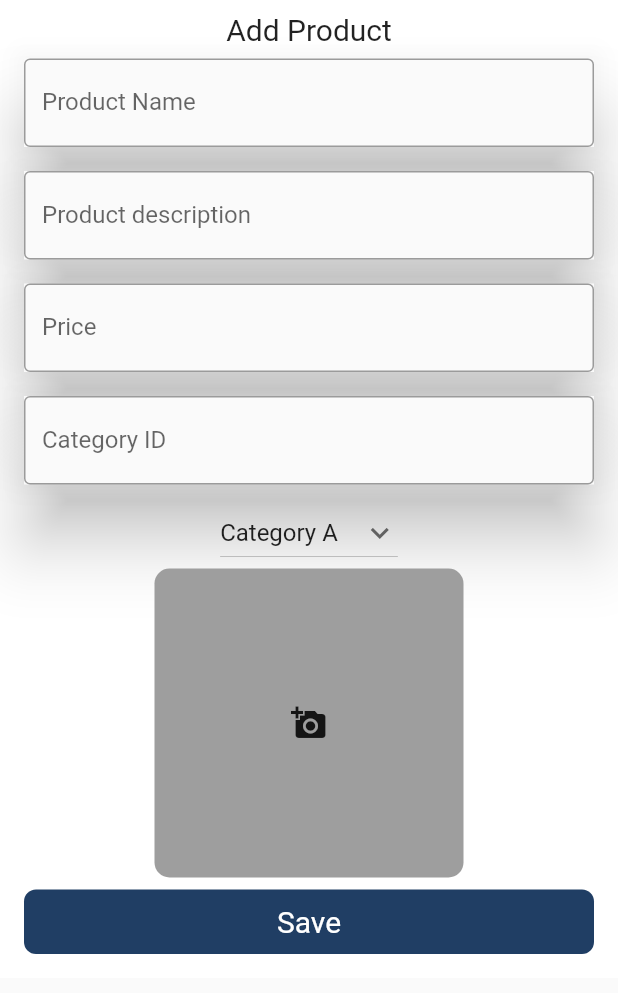
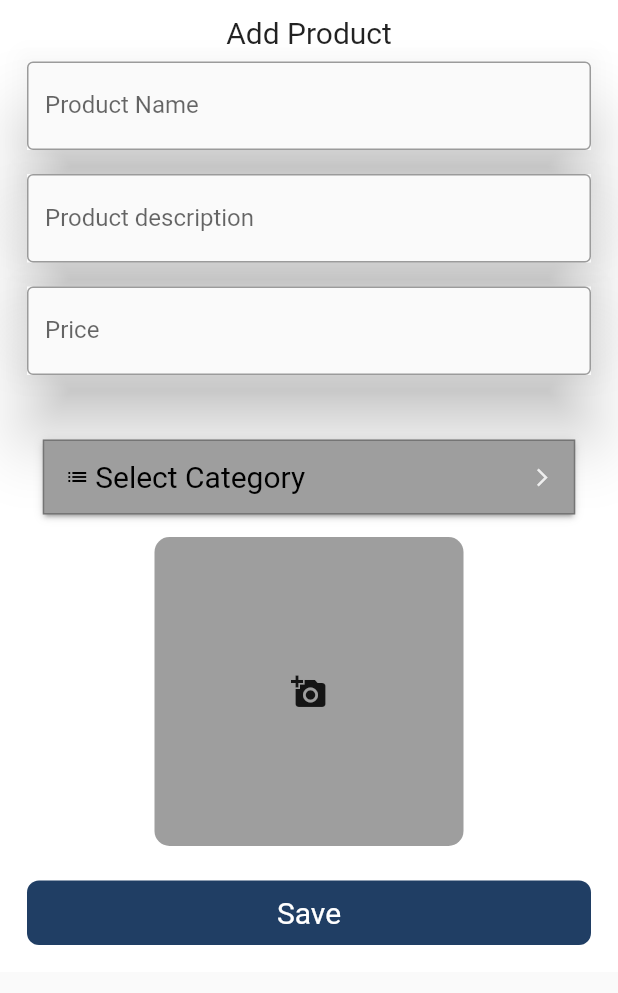
Before and after one commit to anishaGurung2022/Wheels_On_Service_Admin_, a Flutter app: the AddEditProductForm screen opened directly, on a phone screen of 412 x 824 dp. Shown: the top 993 px of the screen. Run offline on Flutter 3.47's test engine with Material 2 defaults, Android fonts, the light colour scheme and no system bars; drawn by our look-alikes of dropdown_button2; our stand-ins replace get, image_picker, shared_preferences; accounts and stored records are empty; network calls fail.

Commit message:
add model and fix category/product

```diff
--- a/lib/controller/category_controller.dart
+++ b/lib/controller/category_controller.dart
@@ -1,4 +1,5 @@
 import 'dart:convert';
+import 'package:admin_/model/category_model.dart';
 import 'package:admin_/utils/api.dart';
 import 'package:admin_/utils/constants.dart';
 import 'package:admin_/utils/shared_prefs.dart';
@@ -6,13 +7,19 @@ import 'package:get/get.dart';
 import 'package:http/http.dart' as http;
 
 class CategoryController extends GetxController {
+  var loading = false.obs;
+  var selectedCategory =
+      Category(id: "", name: "", description: "", image: "").obs;
+
+  //getting the category details by creating model
+  var categories = <Category>[].obs;
+
   @override
   void onInit() {
     super.onInit();
-    var categories = get();
+    get();
   }
 
-  var loading = false.obs;
   final AuthService authService = AuthService();
 
   //GET categories from database
@@ -22,6 +29,12 @@ class CategoryController extends GetxController {
     if (response.statusCode == 200) {
       var jsonResponse = jsonDecode(response.body) as Map<String, dynamic>;
       if (jsonResponse["success"]) {
+        var responseData = jsonResponse['data'];
+        for (var i = 0; i < responseData.length; i++) {
+          categories.add(Category.fromJson(responseData[i]));
+        }
+        selectedCategory.value = categories.value[0];
+        print(categories);
         Get.back();
         showMessage(title: "Success", message: jsonResponse["message"]);
       } else {
--- a/lib/utils/api.dart
+++ b/lib/utils/api.dart
@@ -1,4 +1,4 @@
-const baseUrl = "http://192.168.1.4/Wheels_On_Service_api";
+const baseUrl = "http://192.168.1.9/Wheels_On_Service_api";
 
 const LOGIN_API = "$baseUrl/login.php";
 const LOGOUT_API = "$baseUrl/logout.php";
--- a/lib/views/components/my_button.dart
+++ b/lib/views/components/my_button.dart
@@ -4,8 +4,13 @@ import 'package:flutter/material.dart';
 class MyButton extends StatelessWidget {
   final onTap;
   final String buttonName;
-  const MyButton({Key? key, this.onTap, required this.buttonName})
-      : super(key: key);
+  final bool isLoading;
+  const MyButton({
+    Key? key,
+    this.onTap,
+    required this.buttonName,
+    this.isLoading = false,
+  }) : super(key: key);
 
   @override
   Widget build(BuildContext context) {
--- a/lib/views/pages/forms/add_edit_product_form.dart
+++ b/lib/views/pages/forms/add_edit_product_form.dart
@@ -1,13 +1,16 @@
+import 'dart:convert';
 import 'dart:io';
 import 'package:admin_/controller/category_controller.dart';
 import 'package:admin_/controller/product_controller.dart';
+import 'package:admin_/model/category_model.dart';
 import 'package:admin_/utils/constants.dart';
 import 'package:admin_/views/components/my_button.dart';
 import 'package:admin_/views/components/my_field.dart';
+import 'package:dropdown_button2/dropdown_button2.dart';
 import 'package:flutter/material.dart';
 import 'package:get/get.dart';
-import 'package:http/http.dart';
 import 'package:image_picker/image_picker.dart';
+import 'package:get/get_rx/src/rx_types/rx_types.dart';
 
 class AddEditProductForm extends StatefulWidget {
   final String title;
@@ -29,29 +32,18 @@ class _AddEditProductFormState extends State<AddEditProductForm> {
   final TextEditingController categoryIdController = TextEditingController();
   final ProductController productController = Get.put(ProductController());
   final CategoryController categoryController = Get.find<CategoryController>();
-
-  String dropdownvalue = "Category A";
-
-  // List of items in our dropdown menu
-  var items = [
-    "Category A",
-    "Bike Services",
-    "Bike Services",
-    "Bike Services",
-    "kdmksd",
-    "kdmksd",
-    "mk"
-  ];
+  String? selectedValue;
 
   @override
   Widget build(BuildContext context) {
-    return Scaffold(
+    return SafeArea(
+      child: Scaffold(
         body: SingleChildScrollView(
           child: Container(
             // height: 300,
             color: backgroundColor,
             child: Padding(
-            padding: const EdgeInsets.all(8.0),
+              padding: const EdgeInsets.all(10.0),
               child: Form(
                 key: _formKey,
                 child: Column(
@@ -72,35 +64,94 @@ class _AddEditProductFormState extends State<AddEditProductForm> {
                           labelText: "Price",
                           controller: priceController,
                         ),
-                      MyField(
-                        labelText: "Category ID",
-                        controller: categoryIdController,
+                        const SizedBox(height: 20),
+                        const SizedBox(height: 15),
+                        Obx(() => DropdownButtonHideUnderline(
+                                child: DropdownButton2(
+                              isExpanded: true,
+                              hint: Row(
+                                children: const [
+                                  Icon(
+                                    Icons.list,
+                                    size: 16,
+                                    color: Colors.black,
                                   ),
-                      DropdownButton(
-                        // Initial Value
-                        value: dropdownvalue,
-
-                        // Down Arrow Icon
-                        icon: const Icon(Icons.keyboard_arrow_down),
-
-                        // Array list of items
-                        items: items.map((String items) {
-                          return DropdownMenuItem(
-                            value: items,
-                            child: Text(items),
-                          );
-                        }).toList(),
-                        // After selecting the desired option,it will
-                        // change button value to selected value
-                        onChanged: (String? newValue) {
-                          setState(() {
-                            dropdownvalue = newValue!;
-                          });
-                        },
+                                  SizedBox(
+                                    width: 4,
+                                  ),
+                                  Expanded(
+                                    child: Text(
+                                      'Select Category',
+                                      style: TextStyle(
+                                        fontSize: 20,
+                                        color: Colors.black,
+                                      ),
+                                      overflow: TextOverflow.ellipsis,
+                                    ),
                                   ),
                                 ],
                               ),
+                              //selected value
+                              value: categoryController.selectedCategory.value,
+                              //fetching data from Category Controller
+                              items: categoryController.categories.value
+                                  .map((item) => DropdownMenuItem<Category>(
+                                        value: item,
+                                        child: Text(
+                                          item.name,
+                                          style: const TextStyle(
+                                            fontSize: 14,
+                                            fontWeight: FontWeight.bold,
+                                            color: Colors.black,
+                                          ),
+                                          overflow: TextOverflow.ellipsis,
+                                        ),
+                                      ))
+                                  .toList(),
+                              onChanged: (value) {
+                                categoryController.selectedCategory.value =
+                                    value as Category;
+                              },
+                              icon: const Icon(
+                                Icons.arrow_forward_ios_outlined,
+                              ),
+                              iconSize: 14,
+                              iconEnabledColor: Colors.black,
+                              iconDisabledColor: Colors.grey[200],
+                              buttonHeight: 50,
+                              buttonWidth: 355,
+                              buttonPadding:
+                                  const EdgeInsets.only(left: 14, right: 14),
+                              buttonDecoration: BoxDecoration(
+                                //borderRadius: BorderRadius.circular(14),
+                                border: Border.all(
+                                  color: Colors.black26,
+                                ),
+                                color: Colors.grey,
+                              ),
+                              buttonElevation: 2,
+                              itemHeight: 40,
+                              itemPadding:
+                                  const EdgeInsets.only(left: 14, right: 14),
+                              dropdownMaxHeight: 200,
+                              dropdownWidth: 200,
+                              dropdownPadding: null,
+                              dropdownDecoration: BoxDecoration(
+                                borderRadius: BorderRadius.circular(14),
+                                color: Colors.grey[200],
+                              ),
+                              dropdownElevation: 8,
+                              scrollbarRadius: const Radius.circular(40),
+                              scrollbarThickness: 6,
+                              scrollbarAlwaysShow: true,
+                              offset: const Offset(-20, 0),
+                            ))),
+                        const SizedBox(height: 15),
+                      ],
+                    ),
+                    // to make container clickable use INKWELL
                     InkWell(
+                        //port where image selected
                         onTap: () async {
                           pickedFile = await _picker.getImage(
                             source: ImageSource.gallery,
@@ -135,14 +186,18 @@ class _AddEditProductFormState extends State<AddEditProductForm> {
                                 ),
                                 child: const Icon(Icons.add_a_photo),
                               )),
+                    const SizedBox(height: 15),
                     MyButton(
                         onTap: () {
+                          var selectedCategory =
+                              categoryController.selectedCategory.toJson();
+
                           if (_formKey.currentState!.validate()) {
                             var data = {
                               "name": _nameController.text,
                               "price": priceController.text,
                               "description": _descriptionController.text,
-                            "category_id": categoryIdController.text,
+                              "categoryID": selectedCategory['id']
                             };
                             productController.add(data, pickedFile);
                           }
@@ -154,6 +209,7 @@ class _AddEditProductFormState extends State<AddEditProductForm> {
             ),
           ),
         ),
+      ),
     );
   }
 }
--- a/lib/views/pages/home_page.dart
+++ b/lib/views/pages/home_page.dart
@@ -1,10 +1,6 @@
 import 'package:admin_/utils/constants.dart';
-import 'package:admin_/views/components/my_button.dart';
 import 'package:admin_/views/components/side_drawer.dart';
-import 'package:admin_/views/pages/forms/add_edit_category_form.dart';
-import 'package:admin_/views/pages/forms/add_edit_product_form.dart';
 import 'package:flutter/material.dart';
-import 'package:get/get.dart';
 
 class HomePage extends StatefulWidget {
   const HomePage({Key? key}) : super(key: key);
```
Also changed, not shown: lib/controller/product_controller.dart (+4 -4 lines), lib/model/category_model.dart (+6 -22 lines), lib/views/pages/forms/add_edit_category_form.dart (+5 -2 lines). Lines whose indentation alone changed are shown as unchanged.
